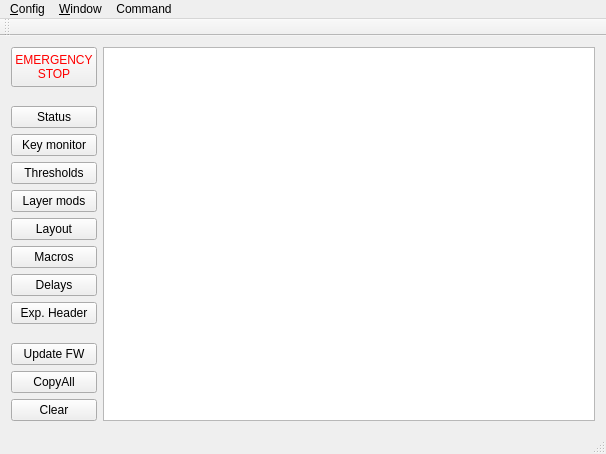
The window that FlightController/FlightController.ui (dmaone/CommonSense) describes before a commit, drawn with Qt 5.
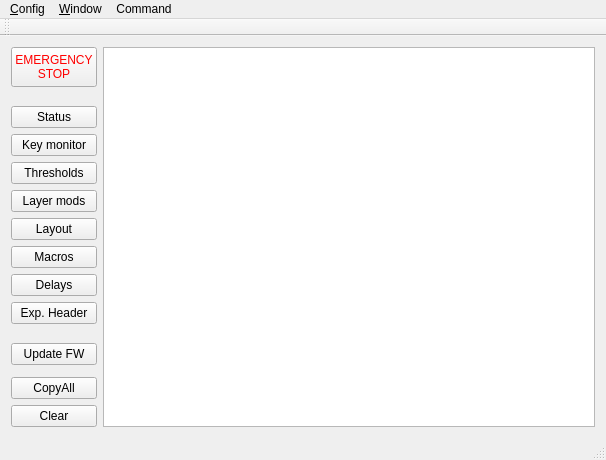
The same window after the commit. Custom widgets are drawn as their Qt base class.

Commit message: status-reporting status bar. Now with colors!

```diff
--- a/FlightController/FlightController.ui
+++ b/FlightController/FlightController.ui
@@ -7,7 +7,7 @@
     <x>0</x>
     <y>0</y>
     <width>606</width>
-    <height>436</height>
+    <height>460</height>
    </rect>
   </property>
   <property name="windowTitle">
@@ -184,7 +184,6 @@
     <bool>false</bool>
    </attribute>
   </widget>
-  <widget class="QStatusBar" name="statusBar"/>
   <widget class="QMenuBar" name="menuBar">
    <property name="geometry">
     <rect>
@@ -236,6 +235,7 @@
    <addaction name="menu_Window"/>
    <addaction name="menuCommands"/>
   </widget>
+  <widget class="QStatusBar" name="statusBar"/>
   <action name="action_Open">
    <property name="text">
     <string>&amp;Open</string>
```
The commit also changes 3 other files.
